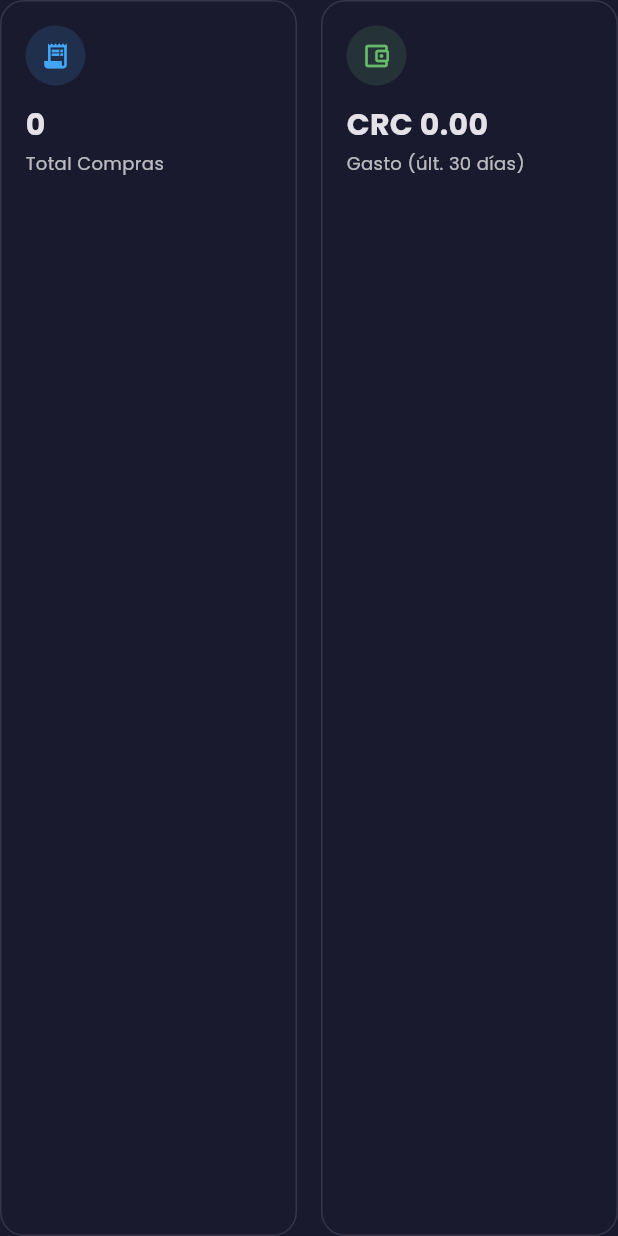
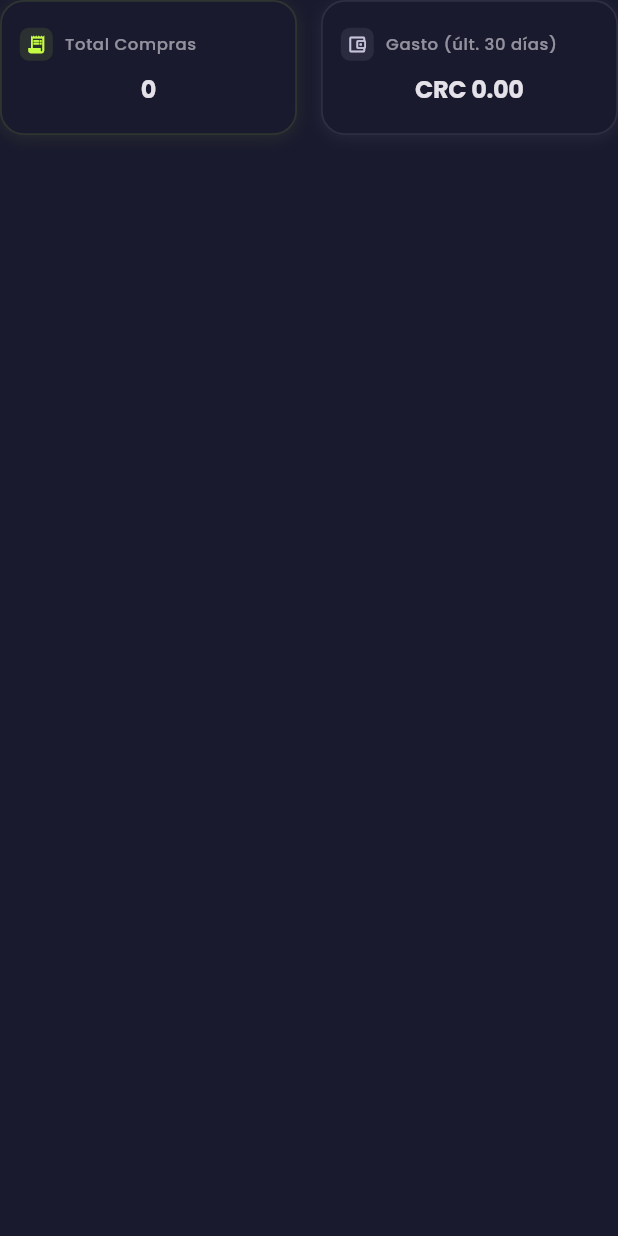
Before and after one commit to atorress91/flutter-app, a Flutter app: the SummaryCards widget shown alone on an empty page, opened directly with empty values, on a phone screen of 412 x 824 dp. Run offline on Flutter 3.47's test engine with Material 3 defaults, Android fonts, the phone set to English and light mode, and no system bars; our stand-ins replace connectivity_plus, device_info_plus, equatable, firebase_core, fl_chart, flutter_riverpod and 6 more; missing offline and left inert: network_info_plus; accounts and stored records are empty.

Commit message:
Consolidate `WalletSummaryCard`, `SummaryCard`, and `InfoCard` into single `InfoCard` widget
- Replaced usage of `WalletSummaryCard` and `SummaryCard` with `InfoCard` for consistency across the app.
- Removed `SummaryCard` and updated relevant imports and references.
- Streamlined UI components in `MyWalletScreen` and `SummaryCards` for better maintainability.

```diff
--- a/lib/features/dashboard/presentation/widgets/wallet/wallet_summary_card.dart
+++ b/lib/core/common/widgets/info_card.dart
@@ -1,13 +1,13 @@
 import 'package:flutter/material.dart';
 import 'package:google_fonts/google_fonts.dart';
 
-class WalletSummaryCard extends StatelessWidget {
+class InfoCard extends StatelessWidget {
   final IconData icon;
   final String title;
   final String value;
   final Color color;
 
-  const WalletSummaryCard({
+  const InfoCard({
     super.key,
     required this.icon,
     required this.title,
--- a/lib/features/dashboard/presentation/screens/my_wallet_screen.dart
+++ b/lib/features/dashboard/presentation/screens/my_wallet_screen.dart
@@ -2,11 +2,11 @@ import 'package:flutter/material.dart';
 import 'package:flutter_riverpod/flutter_riverpod.dart';
 import 'package:google_fonts/google_fonts.dart';
 import 'package:intl/intl.dart';
+import 'package:my_app/core/common/widgets/info_card.dart';
 import 'package:my_app/features/dashboard/presentation/controllers/my_wallet_screen_controller.dart';
 import 'package:my_app/features/dashboard/presentation/states/my_wallet_state.dart';
 import 'package:my_app/features/dashboard/presentation/widgets/wallet/filter_button.dart';
 import 'package:my_app/features/dashboard/presentation/widgets/wallet/transaction_card.dart';
-import 'package:my_app/features/dashboard/presentation/widgets/wallet/wallet_summary_card.dart';
 
 class MyWalletScreen extends ConsumerStatefulWidget {
   const MyWalletScreen({super.key});
@@ -60,7 +60,7 @@ class _MyWalletScreenState extends ConsumerState<MyWalletScreen> {
                       child: Row(
                         children: [
                           Expanded(
-                            child: WalletSummaryCard(
+                            child: InfoCard(
                               icon: Icons.account_balance_wallet_outlined,
                               title: 'Disponible',
                               value: formatCurrency.format(walletState.balance?.availableBalance ?? 0.0),
@@ -69,7 +69,7 @@ class _MyWalletScreenState extends ConsumerState<MyWalletScreen> {
                           ),
                           const SizedBox(width: 16),
                           Expanded(
-                            child: WalletSummaryCard(
+                            child: InfoCard(
                               icon: Icons.trending_up_rounded,
                               title: 'Ganado',
                               value: formatCurrency.format(walletState.balance?.totalCommissionsPaid ?? 0.0),
@@ -78,7 +78,7 @@ class _MyWalletScreenState extends ConsumerState<MyWalletScreen> {
                           ),
                           const SizedBox(width: 16),
                           Expanded(
-                            child: WalletSummaryCard(
+                            child: InfoCard(
                               icon: Icons.star_border_rounded,
                               title: 'Tokens',
                               value: (walletState.balance?.bonusAmount ?? 0.0).toString(),
--- a/lib/features/dashboard/presentation/widgets/summary/summary_card.dart
+++ /dev/null
@@ -1,56 +0,0 @@
-import 'package:flutter/material.dart';
-import 'package:google_fonts/google_fonts.dart';
-
-class SummaryCard extends StatelessWidget {
-  final IconData icon;
-  final String title;
-  final String value;
-  final Color color;
-
-  const SummaryCard({
-    super.key,
-    required this.icon,
-    required this.title,
-    required this.value,
-    required this.color,
-  });
-
-  @override
-  Widget build(BuildContext context) {
-    return Container(
-      padding: const EdgeInsets.all(16),
-      decoration: BoxDecoration(
-        color: Theme.of(context).colorScheme.surface,
-        borderRadius: BorderRadius.circular(16),
-        border: Border.all(color: Theme.of(context).dividerColor),
-      ),
-      child: Column(
-        crossAxisAlignment: CrossAxisAlignment.start,
-        children: [
-          CircleAvatar(
-            backgroundColor: color.withAlpha((255 * 0.15).toInt()),
-            radius: 20,
-            child: Icon(icon, color: color, size: 20),
-          ),
-          const SizedBox(height: 12),
-          Text(
-            value,
-            style: GoogleFonts.poppins(
-              fontSize: 20,
-              fontWeight: FontWeight.bold,
-              color: Theme.of(context).colorScheme.onSurface,
-            ),
-          ),
-          const SizedBox(height: 2),
-          Text(
-            title,
-            style: GoogleFonts.poppins(
-              fontSize: 12,
-              color: Theme.of(context).colorScheme.onSurfaceVariant,
-            ),
-          ),
-        ],
-      ),
-    );
-  }
-}
--- a/lib/features/dashboard/presentation/widgets/summary/summary_cards.dart
+++ b/lib/features/dashboard/presentation/widgets/summary/summary_cards.dart
@@ -1,5 +1,5 @@
 import 'package:flutter/material.dart';
-import 'summary_card.dart';
+import 'package:my_app/core/common/widgets/info_card.dart';
 
 class SummaryCards extends StatelessWidget {
   final int totalPurchases;
@@ -13,26 +13,30 @@ class SummaryCards extends StatelessWidget {
 
   @override
   Widget build(BuildContext context) {
-    return Row(
+    final colorScheme = Theme.of(context).colorScheme;
+    return SizedBox(
+      height: 90,
+      child: Row(
         children: [
           Expanded(
-          child: SummaryCard(
+            child: InfoCard(
               icon: Icons.receipt_long,
               title: 'Total Compras',
               value: totalPurchases.toString(),
-            color: Colors.blue.shade400,
+              color: colorScheme.primary,
             ),
           ),
           const SizedBox(width: 16),
           Expanded(
-          child: SummaryCard(
+            child: InfoCard(
               icon: Icons.account_balance_wallet_outlined,
               title: 'Gasto (últ. 30 días)',
               value: 'CRC ${last30DaysExpense.toStringAsFixed(2)}',
-            color: Colors.green.shade400,
+              color: colorScheme.secondary,
             ),
           ),
         ],
+      ),
     );
   }
 }
```
Lines whose indentation alone changed are shown as unchanged.
